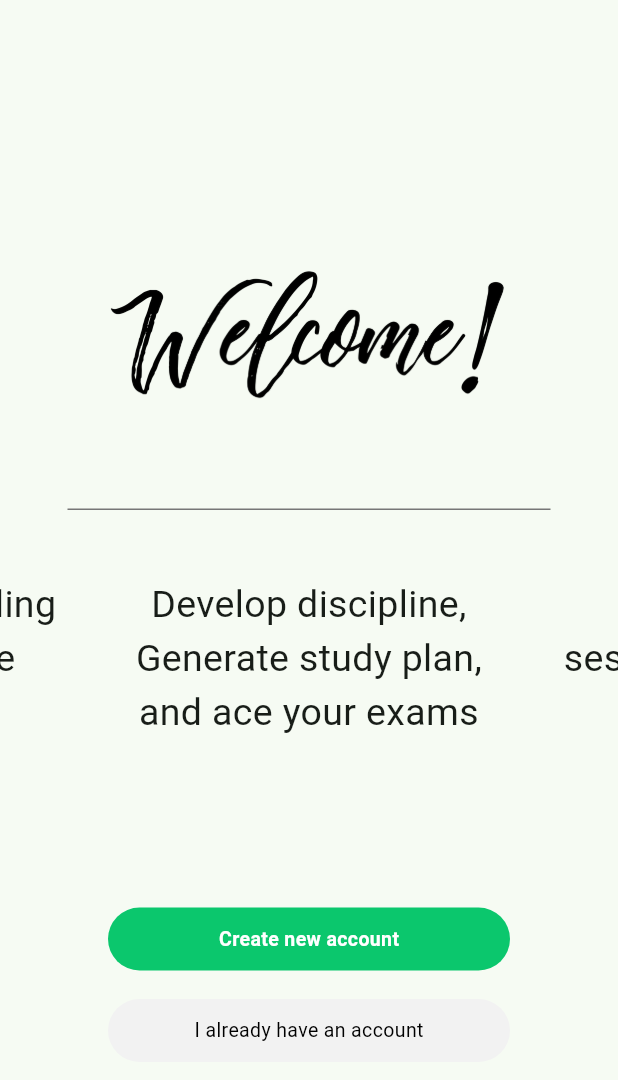
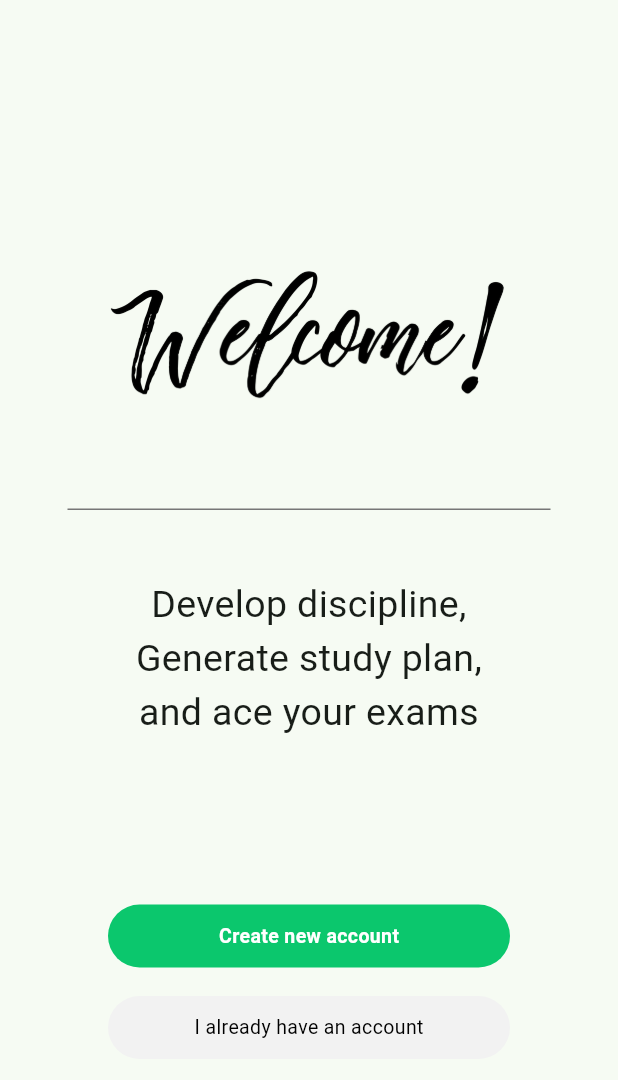
Before and after one commit to imranahmad2k1/spa-app, a Flutter app: the screen it shows after launch, on a phone screen of 412 x 824 dp. Shown: the top 1080 px of the screen. Run offline on Flutter 3.47's test engine with Material 2 defaults, Android fonts, the phone set to English and light mode, and no system bars; drawn by our look-alikes of carousel_slider.

Commit message:
welcomeview completed without slider

```diff
--- a/lib/views/welcome_view.dart
+++ b/lib/views/welcome_view.dart
@@ -1,6 +1,6 @@
 import 'package:flutter/material.dart';
 import 'package:student_personal_assistant/constants/colors.dart';
-import 'package:carousel_slider/carousel_slider.dart';
+// import 'package:carousel_slider/carousel_slider.dart';
 
 class WelcomeView extends StatelessWidget {
   const WelcomeView({super.key});
@@ -25,35 +25,35 @@ class WelcomeView extends StatelessWidget {
           const SizedBox(
             height: 40,
           ),
-          CarouselSlider(
-            options: CarouselOptions(height: 110),
-            items: [
-              "Develop discipline, \nGenerate study plan, \nand ace your exams",
-              "Let's make your study sessions more effective and efficient!",
-              "Enhance your understanding and work on knowledge gaps",
-            ].map((i) {
-              return Builder(
-                builder: (BuildContext context) {
-                  return SizedBox(
-                    child: Text(
-                      i,
-                      textAlign: TextAlign.center,
-                      style: const TextStyle(
-                        fontSize: 25,
-                      ),
-                    ),
-                  );
-                },
-              );
-            }).toList(),
+          // CarouselSlider(
+          //   options: CarouselOptions(height: 110),
+          //   items: [
+          //     "Develop discipline, \nGenerate study plan, \nand ace your exams",
+          //     "Let's make your study sessions more effective and efficient!",
+          //     "Enhance your understanding and work on knowledge gaps",
+          //   ].map((i) {
+          //     return Builder(
+          //       builder: (BuildContext context) {
+          //         return SizedBox(
+          //           child: Text(
+          //             i,
+          //             textAlign: TextAlign.center,
+          //             style: const TextStyle(
+          //               fontSize: 25,
+          //             ),
+          //           ),
+          //         );
+          //       },
+          //     );
+          //   }).toList(),
+          // ),
+          const Text(
+            "Develop discipline, \nGenerate study plan, \nand ace your exams",
+            textAlign: TextAlign.center,
+            style: TextStyle(
+              fontSize: 25,
+            ),
           ),
-          // const Text(
-          //   "Develop discipline, \nGenerate study plan, \nand ace your exams",
-          //   textAlign: TextAlign.center,
-          //   style: TextStyle(
-          //     fontSize: 25,
-          //   ),
-          // ),
           const SizedBox(
             height: 110,
           ),
```
